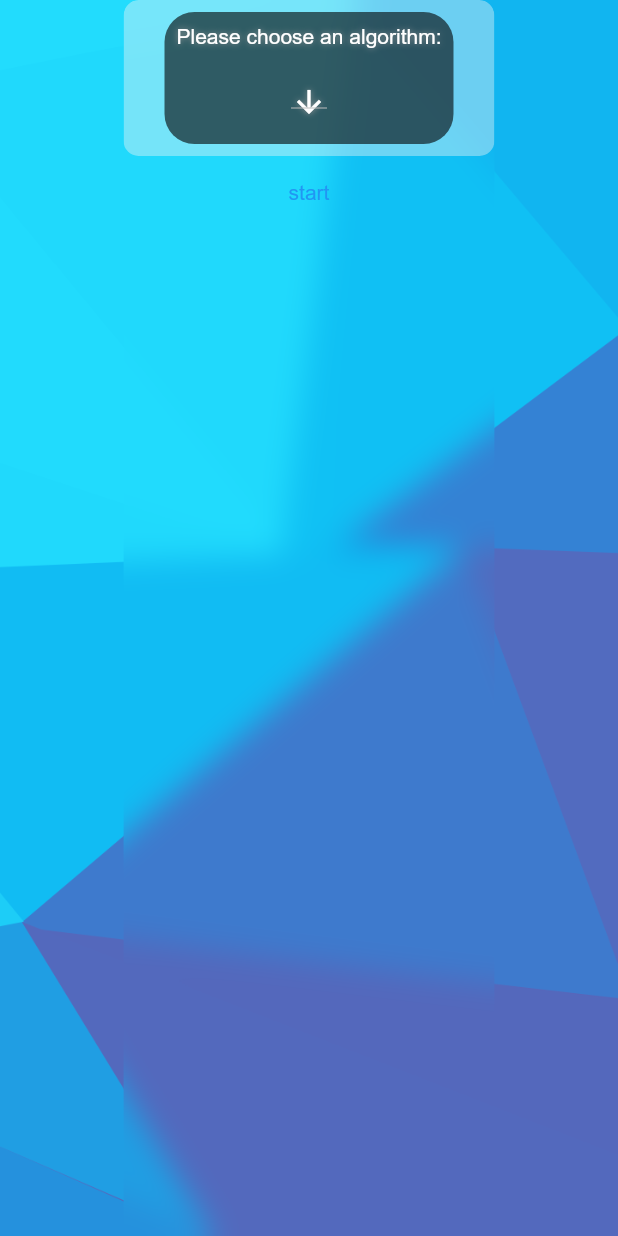
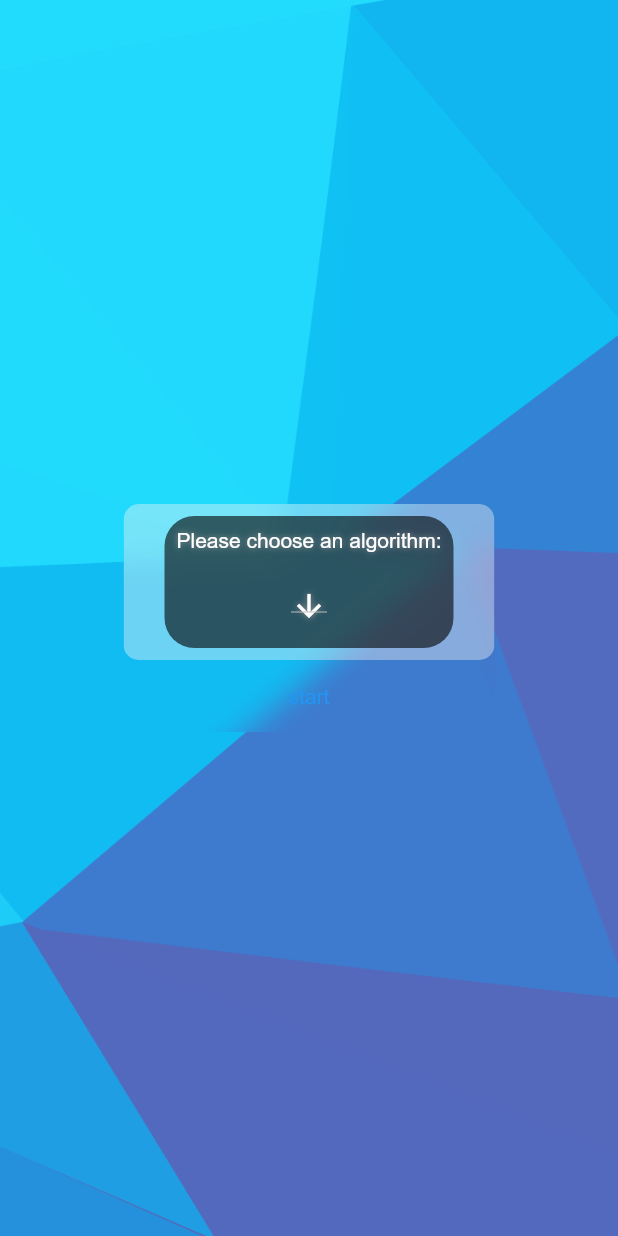
Before and after one commit to MotionSensing-org/Motion-Web-App, a Flutter app: the DashControlRoute screen opened directly with empty values, on a phone screen of 412 x 824 dp. Run offline on Flutter 3.47's test engine with Material 2 defaults, Android fonts, the light colour scheme and no system bars; our stand-ins replace csv, file_picker, fl_chart, flutter_riverpod, flutter_slidable; missing offline and left inert: mutex; network calls fail.

Commit message:
fix bug where navigator didn't work form chart dash

```diff
--- a/lib/LandingPage/chart_dash_route.dart
+++ b/lib/LandingPage/chart_dash_route.dart
@@ -97,7 +97,7 @@ class _ChartDashRoute extends ConsumerState<ChartDashRoute>
             onPressed: () {
               widget.properties['output_file'] = null;
               ref.read(dataProvider).startStopDataCollection(stop: true);
-              Navigator.of(context).pop();
+              Navigator.of(context).popUntil((route) => route.isFirst);
             },
           ),
         ),
--- a/lib/LandingPage/dash_control.dart
+++ b/lib/LandingPage/dash_control.dart
@@ -248,7 +248,10 @@ class _DashControl extends ConsumerState<DashControl> {
 
   @override
   Widget build(BuildContext context) {
+    if(ref.read(requestAnswerProvider).algorithms.isEmpty) {
       ref.read(requestAnswerProvider).getAlgList();
+    }
+
     algorithms = ref.watch(requestAnswerProvider).algorithms;
     List<DropdownMenuItem<String>> algorithmsList = [for(int i = 0; i < algorithms.length; i++) DropdownMenuItem<String>(
       value: algorithms[i],
@@ -363,6 +366,7 @@ class _DashControlRoute extends ConsumerState<DashControlRoute> {
   Widget build(BuildContext context) {
     return Scaffold(
       body: Stack(
+        alignment: Alignment.center,
         children: [
           const Image(
               fit: BoxFit.cover,
@@ -370,14 +374,15 @@ class _DashControlRoute extends ConsumerState<DashControlRoute> {
               height: double.infinity,
               image: AssetImage('assets/images/bg.png')
           ),
-          Center(
-            child: Builder(
+          Builder(
               builder: (context) {
                 return ClipRRect(
                   borderRadius: const BorderRadius.all(Radius.circular(10)),
                   child: BackdropFilter(
                       filter: ImageFilter.blur(sigmaX: 10, sigmaY: 10),
                       child: Column(
+                        mainAxisSize: MainAxisSize.min,
+                        mainAxisAlignment: MainAxisAlignment.center,
                         children: [
                           DashControl(properties: widget.properties,),
                           TextButton(onPressed: () async {
@@ -416,7 +421,6 @@ class _DashControlRoute extends ConsumerState<DashControlRoute> {
                 );
               }
           ),
-          ),
         ],
       ),
     );
```
Lines whose indentation alone changed are shown as unchanged.
